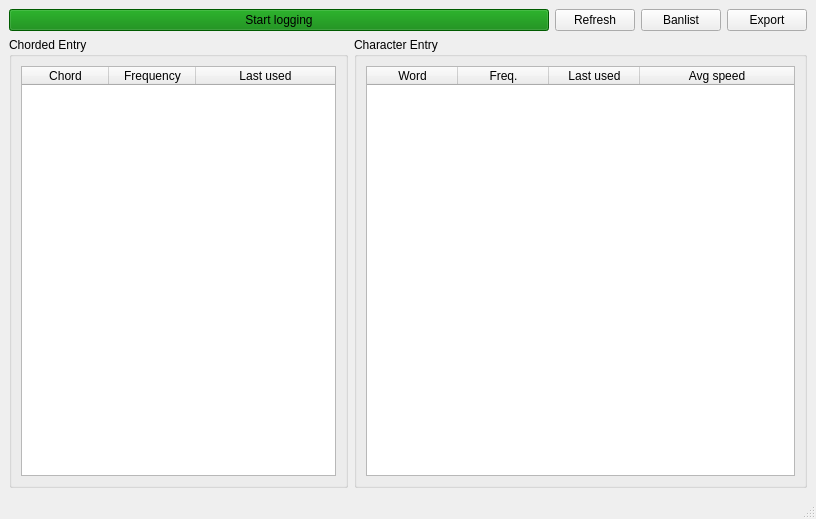
Before: the Qt Designer form ui/main.ui in CharaChorder/nexus, drawn with Qt 5.
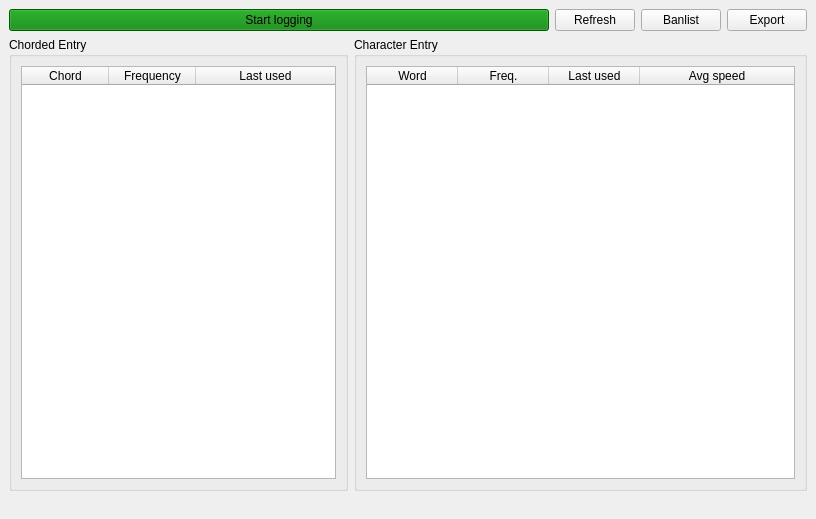
After: the same form once the commit is applied.

Commit message:
Remove size grip from statusbar.
This patch removes the size grip from statsbar to fix a visual bug.

What changed in the file:
```diff
--- a/ui/main.ui
+++ b/ui/main.ui
@@ -198,7 +198,11 @@
     </item>
    </layout>
   </widget>
-  <widget class="QStatusBar" name="statusbar"/>
+  <widget class="QStatusBar" name="statusbar">
+   <property name="sizeGripEnabled">
+    <bool>false</bool>
+   </property>
+  </widget>
  </widget>
  <resources/>
  <connections/>
```
The commit also changes 2 other files.
